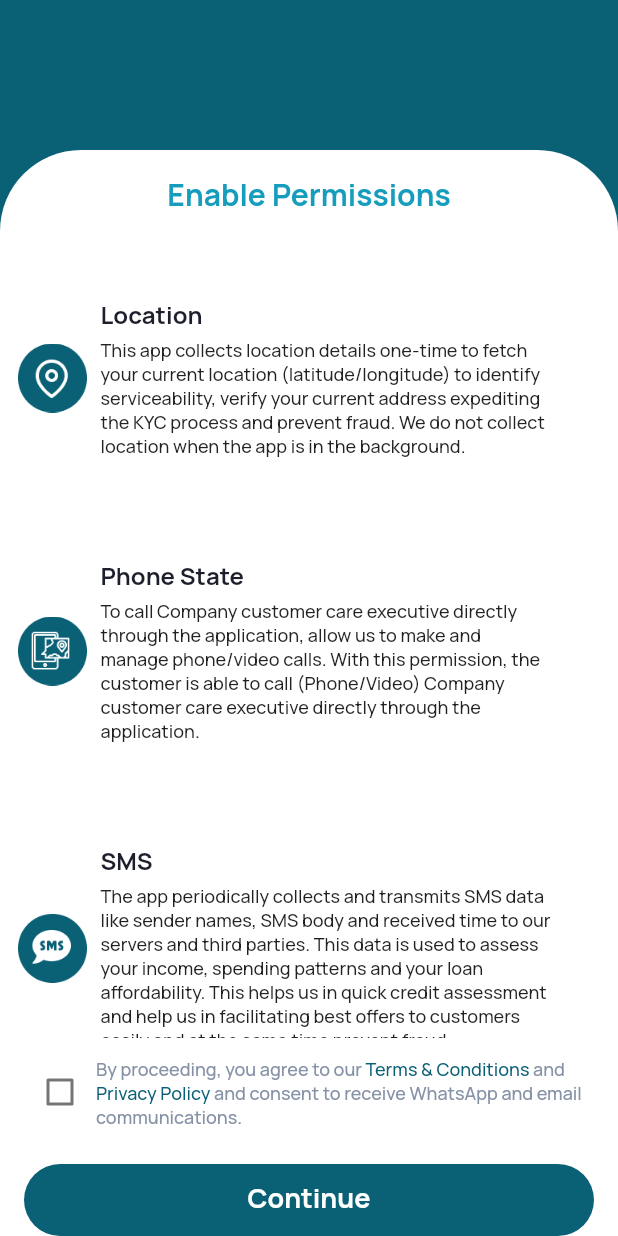
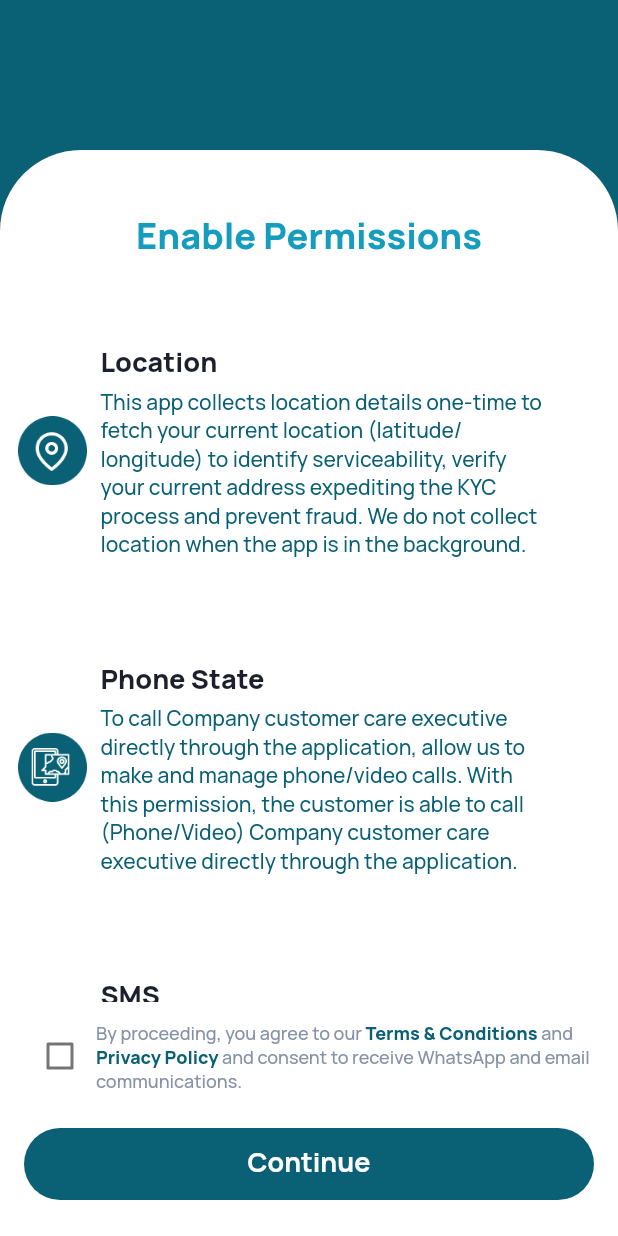
Before and after one commit to iambasant1003/flutterROT, a Flutter app: the screen it shows after launch, on a phone screen of 412 x 824 dp. Run offline on Flutter 3.47's test engine with Material 3 defaults, Android fonts, the phone set to English and light mode, and no system bars; our stand-ins replace camera, device_info_plus, dio, dropdown_button2, equatable, file_picker and 21 more; missing offline and left inert: appsflyer_sdk, clevertap_plugin, flutter_cashfree_pg_sdk, network_info_plus, razorpay_flutter, syncfusion_flutter_pdf and 1 more; accounts and stored records are empty.

Commit message:
final ui changes first two pages done

```diff
--- a/lib/Screens/auth/permission_page.dart
+++ b/lib/Screens/auth/permission_page.dart
@@ -110,6 +110,7 @@ class _PermissionPage extends State<PermissionPage> {
                           child: Column(
                             mainAxisAlignment: MainAxisAlignment.spaceBetween, // 👈 pushes bottom section down
                             children: [
+                              SizedBox(height: 24.0,),
                               Padding(
                                 padding: EdgeInsets.only(
                                   top: FontConstants.horizontalPadding,
@@ -166,6 +167,7 @@ class _PermissionPage extends State<PermissionPage> {
                     );
                   },
                 ),
+                const SizedBox(height: 24.0),
               ],
             ),
           ),
@@ -210,8 +212,10 @@ class _PermissionPage extends State<PermissionPage> {
           margin: const EdgeInsets.all(16),
           decoration: ShapeDecoration(
             shape: DashedBorder(
-                width: 0.5,
-                color: ColorConstant.greyTextColor
+                width: 2.8,
+                color: Colors.black12,
+              dashSize: 2.8,
+              radius: 10
             ),
           ),
           child: Padding(
@@ -227,9 +231,9 @@ class _PermissionPage extends State<PermissionPage> {
                 Text(
                   title,
                   style: TextStyle(
-                    fontSize: FontConstants.f16,
+                    fontSize: FontConstants.f18,
                     fontFamily: FontConstants.fontFamily,
-                    fontWeight: FontConstants.w700,
+                    fontWeight: FontConstants.w800,
                     color: ColorConstant.blackTextColor,
                   ),
                 ),
@@ -241,8 +245,9 @@ class _PermissionPage extends State<PermissionPage> {
                         subtitle,
                         style: TextStyle(
                           fontFamily: FontConstants.fontFamily,
-                          fontSize: FontConstants.f12,
+                          fontSize: FontConstants.f14,
                           fontWeight: FontConstants.w500,
+                          color: ColorConstant.appThemeColor
                         ),
                       ),
                     ),
@@ -269,8 +274,8 @@ class _PermissionPage extends State<PermissionPage> {
           child: Text(
             "Enable Permissions",
             style: TextStyle(
-              fontSize: FontConstants.f20,
-              fontWeight: FontConstants.w700,
+              fontSize: FontConstants.f24,
+              fontWeight: FontConstants.w800,
               color: ColorConstant.permissionPageTextColor,
             ),
           ),
@@ -372,7 +377,7 @@ class _PermissionPage extends State<PermissionPage> {
                         color: ColorConstant.appThemeColor,
                         fontSize: FontConstants.f12,
                         fontFamily: FontConstants.fontFamily,
-                        fontWeight: FontConstants.w500,
+                        fontWeight: FontConstants.w800,
                       ),
                       recognizer:
                       TapGestureRecognizer()
@@ -395,7 +400,7 @@ class _PermissionPage extends State<PermissionPage> {
                         color: ColorConstant.appThemeColor,
                         fontSize: FontConstants.f12,
                         fontFamily: FontConstants.fontFamily,
-                        fontWeight: FontConstants.w500,
+                        fontWeight: FontConstants.w800,
                       ),
                       recognizer:
                       TapGestureRecognizer()
@@ -411,6 +416,7 @@ class _PermissionPage extends State<PermissionPage> {
                         fontSize: FontConstants.f12,
                         fontFamily: FontConstants.fontFamily,
                         fontWeight: FontConstants.w500,
+
                       ),
                     ),
                   ],
--- a/lib/Screens/loanApplicationPage/loanApplicationOptions/utilityBills/utility_bills.dart
+++ b/lib/Screens/loanApplicationPage/loanApplicationOptions/utilityBills/utility_bills.dart
@@ -200,9 +200,7 @@ class _UtilityBillScreen extends State<UtilityBillScreen>{
                 openSnackBar(context, state.message);
               }
             });
-          }
-
-          else if (state is UploadUtilityDocSuccess) {
+          } else if (state is UploadUtilityDocSuccess) {
             EasyLoading.dismiss();
             CleverTapLogger.logEvent(CleverTapEventsName.DOCUMENTATION, isSuccess: true);
             DebugPrint.prt("Final Result On utility Success ${state.uploadUtilityDocTypeModel.data?.finalResult}");
--- a/lib/Widget/circular_progress.dart
+++ b/lib/Widget/circular_progress.dart
@@ -1,4 +1,5 @@
 import 'package:flutter/material.dart';
+import 'package:rupeeontime/Constant/ColorConst/ColorConstant.dart';
 import 'package:rupeeontime/Constant/ImageConstant/ImageConstants.dart';
 
 class CircularProgressWithText extends StatelessWidget {
@@ -23,7 +24,7 @@ class CircularProgressWithText extends StatelessWidget {
               value: progress,
               strokeWidth: 10,
               backgroundColor: Colors.lightBlue.shade100,
-              valueColor: AlwaysStoppedAnimation<Color>(Colors.blue.shade700),
+              valueColor: AlwaysStoppedAnimation<Color>(ColorConstant.appThemeColor),
             ),
           ),
           if(isDrawer)...[
@@ -50,7 +51,7 @@ class CircularProgressWithText extends StatelessWidget {
                 style: TextStyle(
                   fontSize: 16,
                   fontWeight: FontWeight.bold,
-                  color: Colors.blue.shade700,
+                  color: ColorConstant.appThemeColor,
                 ),
               ),
             )
--- a/lib/Widget/common_textField.dart
+++ b/lib/Widget/common_textField.dart
@@ -1,5 +1,6 @@
 import 'package:flutter/material.dart';
 import 'package:flutter/services.dart';
+import 'package:rupeeontime/Constant/FontConstant/FontConstant.dart';
 import '../Constant/ColorConst/ColorConstant.dart';
 
 class CommonTextField extends StatelessWidget {
@@ -70,8 +71,8 @@ class CommonTextField extends StatelessWidget {
       obscureText: obscureText,
       onTap: onTap,
       enableInteractiveSelection: enableInteractiveSelection,
-      style: const TextStyle(
-        fontFamily: 'Manrope',
+      style:  TextStyle(
+        fontFamily: FontConstants.fontFamily,
         fontWeight: FontWeight.w500,
         fontSize: 14,
         height: 1.2,
@@ -105,7 +106,6 @@ class CommonTextField extends StatelessWidget {
           height: 1.2,
           color: errorBorderColor,
         ),
-
         // 👇 Leading widget support
         prefixIcon: leadingWidget != null
             ? GestureDetector(
```
Also changed, not shown: lib/Screens/auth/login_page.dart (+17 -10 lines).
